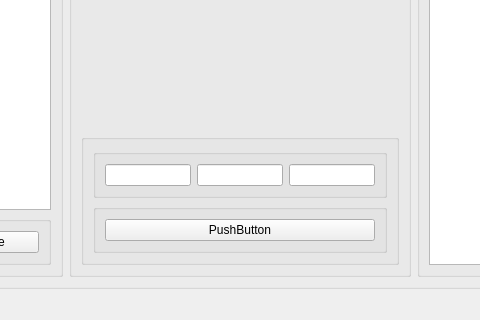
Old version of the form mainwindow.ui in the repository antitoxic316/globe; both pictures show x 238 to 718 and y 365 to 685 of the 956 by 685 pixel window.
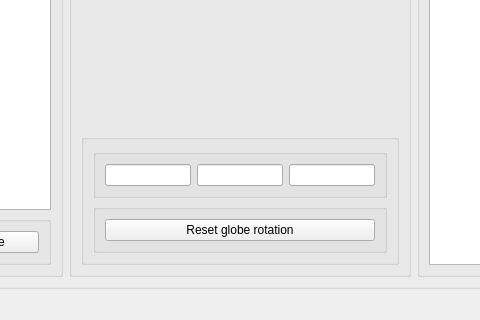
New version of the form.

Commit message: globe rotation signals

Patch:
```diff
--- a/mainwindow.ui
+++ b/mainwindow.ui
@@ -114,7 +114,7 @@
                 <item>
                  <widget class="QPushButton" name="pushButton">
                   <property name="text">
-                   <string>PushButton</string>
+                   <string>Reset globe rotation</string>
                   </property>
                  </widget>
                 </item>
```
Left out of the diff: 2 changed lines with no effect on the pictures. The commit also changes 4 other files.
